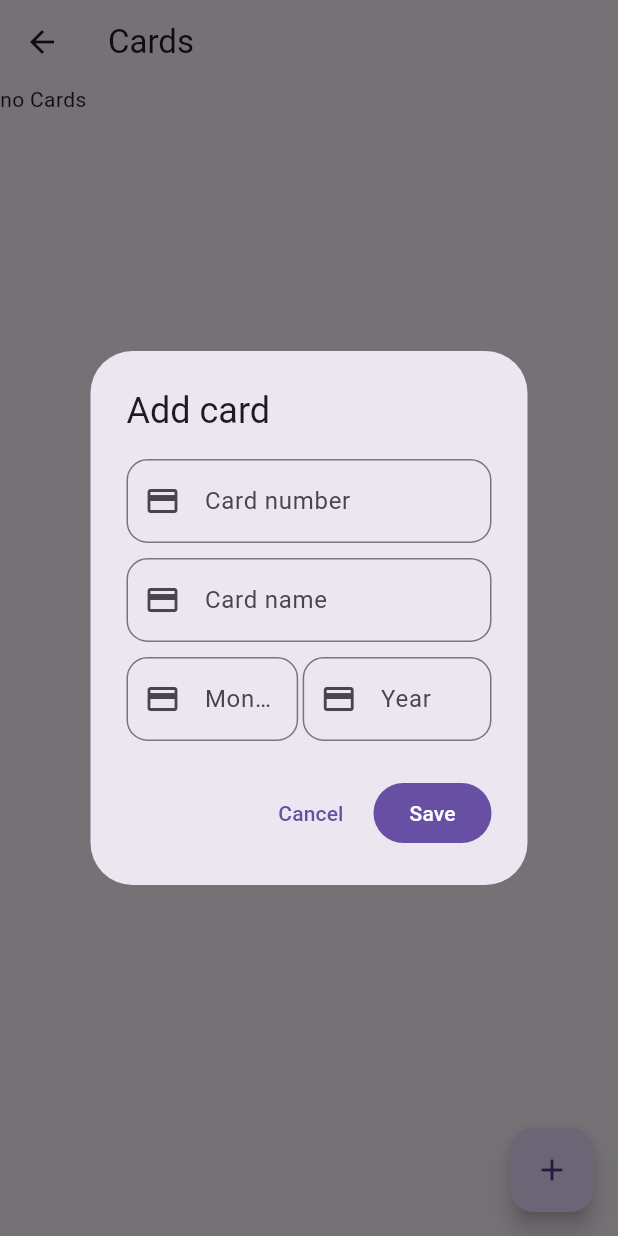
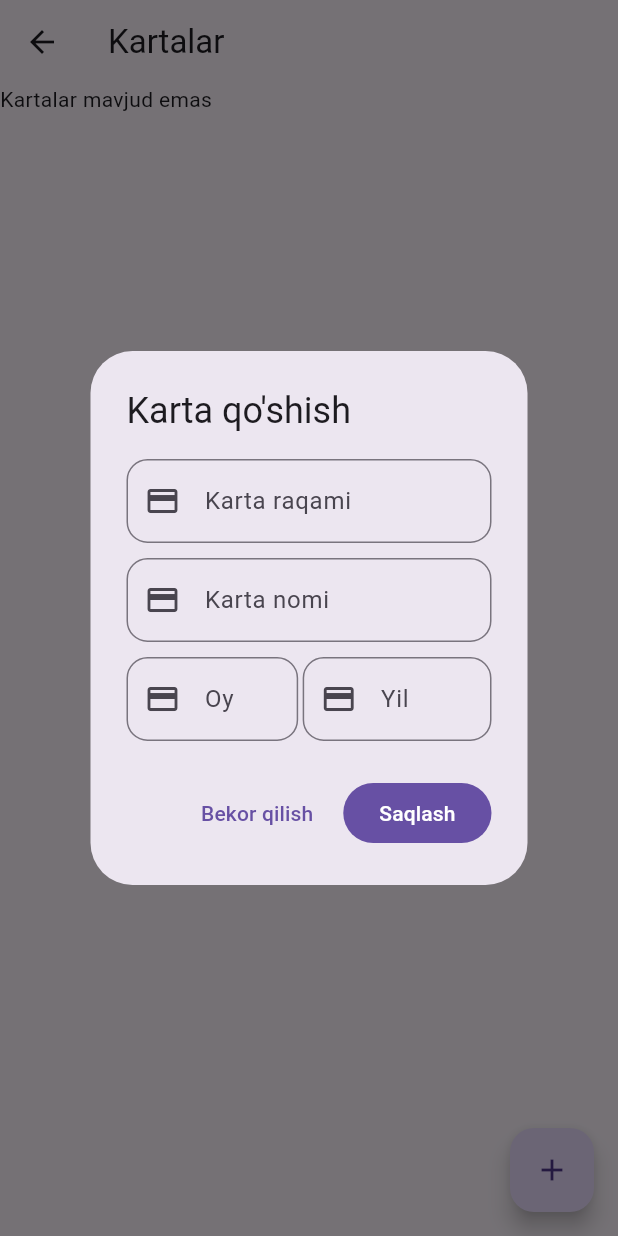
Before and after one commit to khusantoy/davr-mobile, a Flutter app: the CardsScreen screen opened directly, after a tap on the "add" icon, on a phone screen of 412 x 824 dp. Run offline on Flutter 3.47's test engine with Material 3 defaults, Android fonts, the phone set to English and light mode, and no system bars; our stand-ins replace adaptive_theme, flutter_screenutil, google_fonts, lottie, shared_preferences; accounts and stored records are empty; generated files the repository leaves out were written again; network calls fail.

Commit message:
updated language to uzbek

```diff
--- a/lib/views/screens/history/history.dart
+++ b/lib/views/screens/history/history.dart
@@ -13,7 +13,7 @@ class HistoryScreen extends StatelessWidget {
   Widget build(BuildContext context) {
     return Scaffold(
       appBar: AppBar(
-        title: const Text('History'),
+        title: const Text('Tarix'),
       ),
       drawer: const CustomDrawer(),
       body: Padding(
--- a/lib/views/screens/history/widgets/jonnatmalar_screen.dart
+++ b/lib/views/screens/history/widgets/jonnatmalar_screen.dart
@@ -26,10 +26,10 @@ class _JonatmalarScreenState extends State<JonatmalarScreen> {
             return const Center(child: CircularProgressIndicator());
           }
           if (snapshot.hasError) {
-            return const Center(child: Text('Could not load Jonatmalar'));
+            return const Center(child: Text('Jo\'natmalarni yuklab bo\'lmadi'));
           }
           if (!snapshot.hasData || snapshot.data!.isEmpty) {
-            return const Center(child: Text('No Jonatmalar found'));
+            return const Center(child: Text("Jo'natmalar topilmadi"));
           }
           final jonatmalar = snapshot.data!;
           return ListView.builder(
@@ -73,7 +73,7 @@ class _JonatmalarScreenState extends State<JonatmalarScreen> {
                           children: [
                             Image.asset(Assets.imagesExpense, height: 40),
                             6.height,
-                            Text("To: ${jonatma.toCard}")
+                            Text("${jonatma.toCard}")
                           ],
                         ),
                         Column(
--- a/lib/views/screens/history/widgets/payments_to_services.dart
+++ b/lib/views/screens/history/widgets/payments_to_services.dart
@@ -24,10 +24,10 @@ class _PaymentToServicesState extends State<PaymentToServices> {
             return const Center(child: CircularProgressIndicator());
           }
           if (snapshot.hasError) {
-            return const Center(child: Text('Could not load Payments'));
+            return const Center(child: Text("To'lovlarni yuklab bo'lmadi"));
           }
           if (!snapshot.hasData || snapshot.data!.isEmpty) {
-            return const Center(child: Text('No payments found'));
+            return const Center(child: Text("To'lovlar topilmadi"));
           }
           return ListView.builder(
             itemCount: snapshot.data!.length,
--- a/lib/views/screens/history/widgets/tushum_screen.dart
+++ b/lib/views/screens/history/widgets/tushum_screen.dart
@@ -26,10 +26,10 @@ class _TushumScreensState extends State<TushumScreens> {
             return const Center(child: CircularProgressIndicator());
           }
           if (snapshot.hasError) {
-            return const Center(child: Text('Could not load Tusuhmlar'));
+            return const Center(child: Text("Tushumlarni yuklab bo'lmadi"));
           }
           if (!snapshot.hasData || snapshot.data!.isEmpty) {
-            return const Center(child: Text('No Tushumlar found'));
+            return const Center(child: Text("Tushumlar topilmadi"));
           }
           final tushumlar = snapshot.data!;
           return ListView.builder(
--- a/lib/views/screens/home/home.dart
+++ b/lib/views/screens/home/home.dart
@@ -18,7 +18,7 @@ class _HomeScreenState extends State<HomeScreen> {
   Widget build(BuildContext context) {
     return Scaffold(
       appBar: AppBar(
-        title: const Text('Home'),
+        title: const Text('Bosh menyu'),
       ),
       drawer: const CustomDrawer(),
       body: Column(
@@ -43,7 +43,7 @@ class _HomeScreenState extends State<HomeScreen> {
               child: Row(
                 mainAxisAlignment: MainAxisAlignment.spaceBetween,
                 children: [
-                  const Text("My Cards"),
+                  const Text("Mening kartalarim"),
                   IconButton(
                       onPressed: () {},
                       icon: const Icon(Icons.arrow_forward_ios))
--- a/lib/views/screens/home/widgets/add_card_dialog.dart
+++ b/lib/views/screens/home/widgets/add_card_dialog.dart
@@ -87,7 +87,7 @@ class _AddCardDialogState extends State<AddCardDialog> {
   Widget build(BuildContext context) {
     return AlertDialog(
       scrollable: true,
-      title: const Text("Add card"),
+      title: const Text("Karta qo'shish"),
       content: Form(
         key: formKey,
         child: Column(
@@ -100,7 +100,7 @@ class _AddCardDialogState extends State<AddCardDialog> {
               keyboardType: TextInputType.number,
               decoration: InputDecoration(
                 prefixIcon: const Icon(Icons.credit_card),
-                labelText: 'Card number',
+                labelText: 'Karta raqami',
                 border: OutlineInputBorder(
                   borderRadius: BorderRadius.circular(14),
                   borderSide: const BorderSide(color: Colors.grey),
@@ -108,11 +108,11 @@ class _AddCardDialogState extends State<AddCardDialog> {
               ),
               validator: (value) {
                 if (value!.trim().isEmpty) {
-                  return "Please, enter the card number";
+                  return "Karta raqamini kiriting";
                 }
                 RegExp regExp = RegExp(r'^\d+$');
                 if (!regExp.hasMatch(value.trim())) {
-                  return "Please, enter a valid card number";
+                  return "Iltimos, to'g'ri karta raqam kiriting";
                 }
                 return null;
               },
@@ -125,7 +125,7 @@ class _AddCardDialogState extends State<AddCardDialog> {
               textInputAction: TextInputAction.next,
               decoration: InputDecoration(
                 prefixIcon: const Icon(Icons.credit_card),
-                labelText: 'Card name',
+                labelText: 'Karta nomi',
                 border: OutlineInputBorder(
                   borderRadius: BorderRadius.circular(14),
                   borderSide: const BorderSide(color: Colors.grey),
@@ -133,7 +133,7 @@ class _AddCardDialogState extends State<AddCardDialog> {
               ),
               validator: (value) {
                 if (value!.trim().isEmpty) {
-                  return "Please, enter the card name";
+                  return "Iltimos karta nomini kiriting";
                 }
                 return null;
               },
@@ -155,7 +155,7 @@ class _AddCardDialogState extends State<AddCardDialog> {
                     inputFormatters: [LengthLimitingTextInputFormatter(2)],
                     decoration: InputDecoration(
                       prefixIcon: const Icon(Icons.credit_card),
-                      labelText: 'Month',
+                      labelText: 'Oy',
                       border: OutlineInputBorder(
                         borderRadius: BorderRadius.circular(14),
                         borderSide: const BorderSide(color: Colors.grey),
@@ -163,14 +163,14 @@ class _AddCardDialogState extends State<AddCardDialog> {
                     ),
                     validator: (value) {
                       if (value!.trim().isEmpty) {
-                        return "Enter month";
+                        return "Oyni kiriting";
                       }
 
                       RegExp regExp = RegExp(r'^\d+$');
                       if (!regExp.hasMatch(value.trim()) ||
                           int.parse(value) > 12 ||
                           int.parse(value) < 1) {
-                        return "Enter a valid month";
+                        return "Iltimos, mavjud oyni kiriting";
                       }
                       return null;
                     },
@@ -186,7 +186,7 @@ class _AddCardDialogState extends State<AddCardDialog> {
                     keyboardType: TextInputType.number,
                     decoration: InputDecoration(
                       prefixIcon: const Icon(Icons.credit_card),
-                      labelText: 'Year',
+                      labelText: 'Yil',
                       border: OutlineInputBorder(
                         borderRadius: BorderRadius.circular(14),
                         borderSide: const BorderSide(color: Colors.grey),
@@ -194,12 +194,12 @@ class _AddCardDialogState extends State<AddCardDialog> {
                     ),
                     validator: (value) {
                       if (value!.trim().isEmpty) {
-                        return "Enter year";
+                        return "Yilni kiriting";
                       }
 
                       RegExp regExp = RegExp(r'^\d+$');
                       if (!regExp.hasMatch(value.trim())) {
-                        return "Enter a valid year";
+                        return "Iltimos, mavjud yilni kiriting";
                       }
                       return null;
                     },
@@ -215,11 +215,11 @@ class _AddCardDialogState extends State<AddCardDialog> {
           onPressed: () {
             Navigator.pop(context);
           },
-          child: const Text("Cancel"),
+          child: const Text("Bekor qilish"),
         ),
         FilledButton(
           onPressed: submit,
-          child: const Text("Save"),
+          child: const Text("Saqlash"),
         ),
       ],
     );
--- a/lib/views/screens/home/widgets/balance.dart
+++ b/lib/views/screens/home/widgets/balance.dart
@@ -24,7 +24,7 @@ class _UserBalanceState extends State<UserBalance> {
           return const Center(child: CircularProgressIndicator());
         }
         if (!snapshot.hasData || snapshot.data == null) {
-          return const Text('No cards found');
+          return const Text('Kartalar topilmadi');
         }
         double sumBalance = 0;
         for (var card in snapshot.data!) {
--- a/lib/views/screens/home/widgets/cards_screen.dart
+++ b/lib/views/screens/home/widgets/cards_screen.dart
@@ -54,7 +54,7 @@ class _CardsScreenState extends State<CardsScreen> {
   Widget build(BuildContext context) {
     return Scaffold(
       appBar: AppBar(
-        title: const Text('Cards'),
+        title: const Text('Kartalar'),
       ),
       body: FutureBuilder(
         future: cardsController.getCards(),
@@ -63,7 +63,7 @@ class _CardsScreenState extends State<CardsScreen> {
             return const Center(child: CircularProgressIndicator());
           }
           if (!snapshot.hasData) {
-            return const Text("no Cards");
+            return const Text("Kartalar mavjud emas");
           }
           return ListView.builder(
             itemCount: snapshot.data!.length,
--- a/lib/views/screens/payments/payment_screen.dart
+++ b/lib/views/screens/payments/payment_screen.dart
@@ -19,7 +19,7 @@ class _PaymentScreenState extends State<PaymentScreen> {
     return Scaffold(
       resizeToAvoidBottomInset: false,
       appBar: AppBar(
-        title: const Text('Payments'),
+        title: const Text("To'lovlar"),
       ),
       body: SingleChildScrollView(
         child: Padding(
--- a/lib/views/screens/transaction/transactions.dart
+++ b/lib/views/screens/transaction/transactions.dart
@@ -31,7 +31,7 @@ class _TransactionScreenState extends State<TransactionScreen> {
     return Scaffold(
       resizeToAvoidBottomInset: false,
       appBar: AppBar(
-        title: const Text("Transaction"),
+        title: const Text("O'tkazmalar"),
       ),
       drawer: const CustomDrawer(),
       body: Form(
@@ -49,7 +49,7 @@ class _TransactionScreenState extends State<TransactionScreen> {
                 keyboardType: TextInputType.number,
                 decoration: InputDecoration(
                   prefixIcon: const Icon(Icons.credit_card),
-                  labelText: 'Card number of receiver',
+                  labelText: 'Qabul qiluvchining karta raqami',
                   border: OutlineInputBorder(
                     borderRadius: BorderRadius.circular(14),
                     borderSide: const BorderSide(color: Colors.grey),
@@ -57,11 +57,11 @@ class _TransactionScreenState extends State<TransactionScreen> {
                 ),
                 validator: (value) {
                   if (value!.trim().isEmpty) {
-                    return "Please, enter the card number";
+                    return "Karta raqamini kiriting";
                   }
                   RegExp regExp = RegExp(r'^\d+$');
                   if (!regExp.hasMatch(value.trim())) {
-                    return "Please, enter a valid card number";
+                    return "Mavjud karta raqamini kiriting";
                   }
                   return null;
                 },
@@ -85,7 +85,7 @@ class _TransactionScreenState extends State<TransactionScreen> {
                 ),
                 validator: (value) {
                   if (value!.trim().isEmpty) {
-                    return "Please, enter the amount";
+                    return "Iltimos, miqdorni kiriting";
                   }
                   return null;
                 },
@@ -107,22 +107,25 @@ class _TransactionScreenState extends State<TransactionScreen> {
                             context: context,
                             builder: (context) {
                               return AlertDialog(
-                                title: Text("Not enough money in card"),
+                                title: Text("Kartada mablag' yetarli emas"),
                               );
                             },
                           );
                           return;
                         }
-                        await trsController.sendMoney(
-                            fromCard,
-                            int.parse(cardTextController.text),
-                            double.parse(amountTextController.text));
-                        await cardsController
-                            .getCards()
-                            .then((value) => setState(() {}));
+                        await trsController
+                            .sendMoney(
+                                fromCard,
+                                int.parse(cardTextController.text),
+                                double.parse(amountTextController.text))
+                            .then((value) {
+                          cardsController
+                              .getCards()
+                              .then((value) => setState(() {}));
+                        });
                       }
                     },
-                    child: const Text('Send')),
+                    child: const Text('Yuborish')),
               ),
             ),
             10.height,
@@ -130,7 +133,7 @@ class _TransactionScreenState extends State<TransactionScreen> {
               alignment: Alignment.centerLeft,
               child: Padding(
                 padding: EdgeInsets.only(left: 20),
-                child: Text('My Cards'),
+                child: Text('Mening kartalarim'),
               ),
             ),
             Expanded(
@@ -141,7 +144,7 @@ class _TransactionScreenState extends State<TransactionScreen> {
                     return const Center(child: CircularProgressIndicator());
                   }
                   if (!snapshot.hasData || snapshot.data == null) {
-                    return const Text('No cards found');
+                    return const Text('Kartalar topilmadi');
                   }
                   final cards = snapshot.data;
                   return ListView.builder(
```
Also changed, not shown: lib/views/screens/main/main_page.dart (+4 -4 lines).
